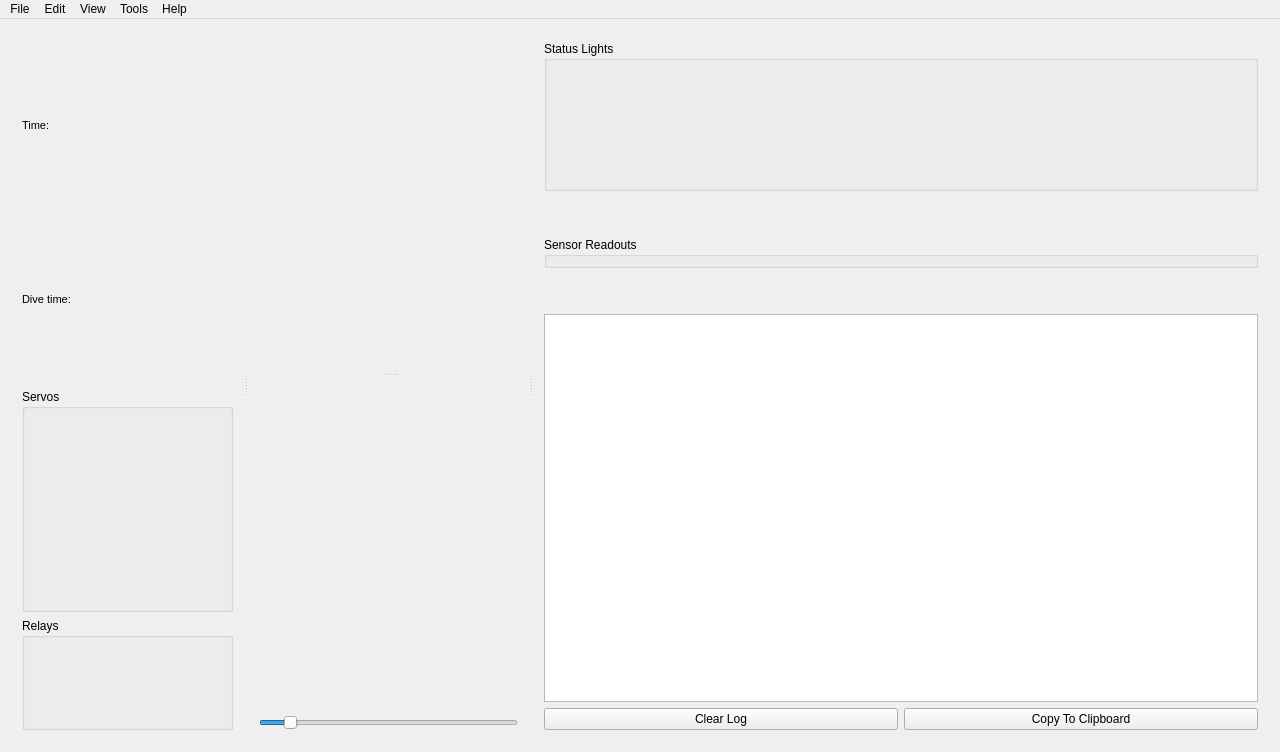
This is Monterey/mainwindow.ui in rovsuite/monterey as Qt 5 draws it before an edit. The edited form follows.
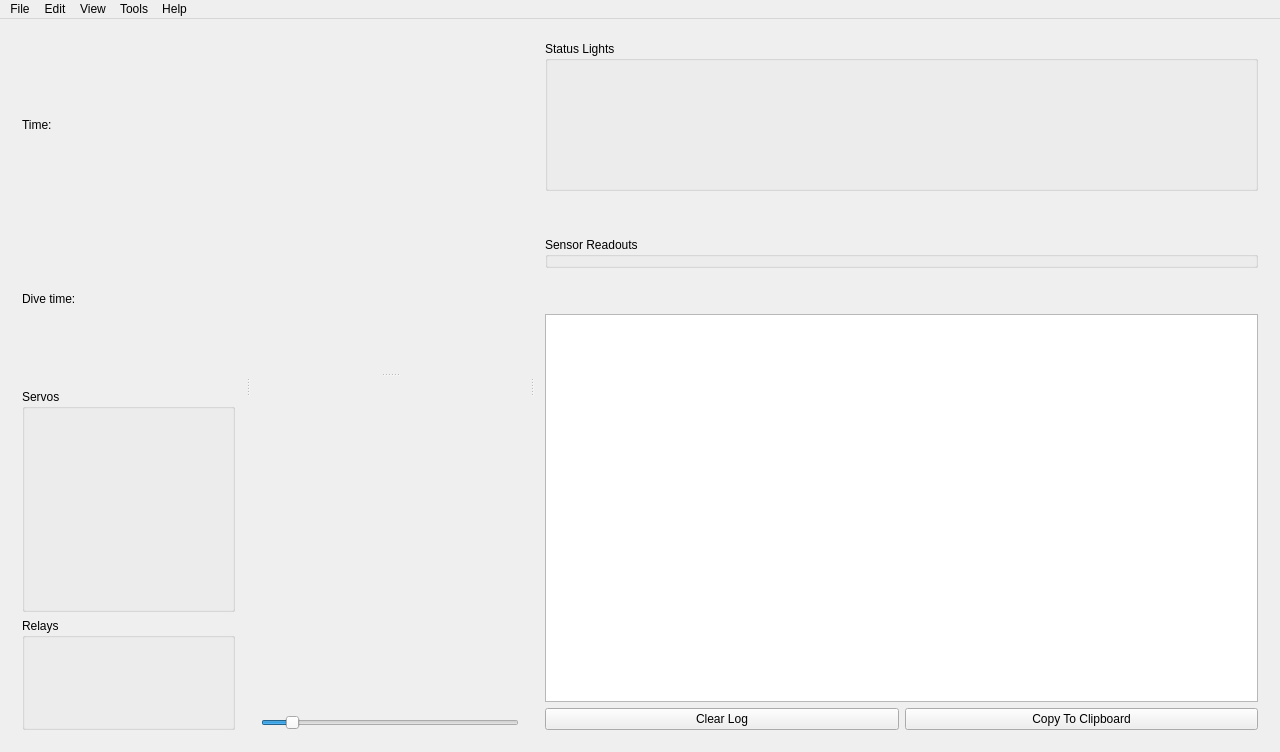
This is the edited form. Custom widgets are drawn as their Qt base class.

Commit message: Fixed the time and timer label font sizes

What changed in the file:
```diff
--- a/Monterey/mainwindow.ui
+++ b/Monterey/mainwindow.ui
@@ -40,7 +40,6 @@
            <widget class="QLabel" name="label_11">
             <property name="font">
              <font>
-              <pointsize>8</pointsize>
               <stylestrategy>PreferAntialias</stylestrategy>
              </font>
             </property>
@@ -53,7 +52,6 @@
            <widget class="QLabel" name="labCurrentTime">
             <property name="font">
              <font>
-              <pointsize>8</pointsize>
               <stylestrategy>PreferAntialias</stylestrategy>
              </font>
             </property>
@@ -66,7 +64,6 @@
            <widget class="QLabel" name="label_13">
             <property name="font">
              <font>
-              <pointsize>8</pointsize>
               <stylestrategy>PreferAntialias</stylestrategy>
              </font>
             </property>
@@ -79,7 +76,6 @@
            <widget class="QLabel" name="labDiveTime">
             <property name="font">
              <font>
-              <pointsize>8</pointsize>
               <stylestrategy>PreferAntialias</stylestrategy>
              </font>
             </property>
```
